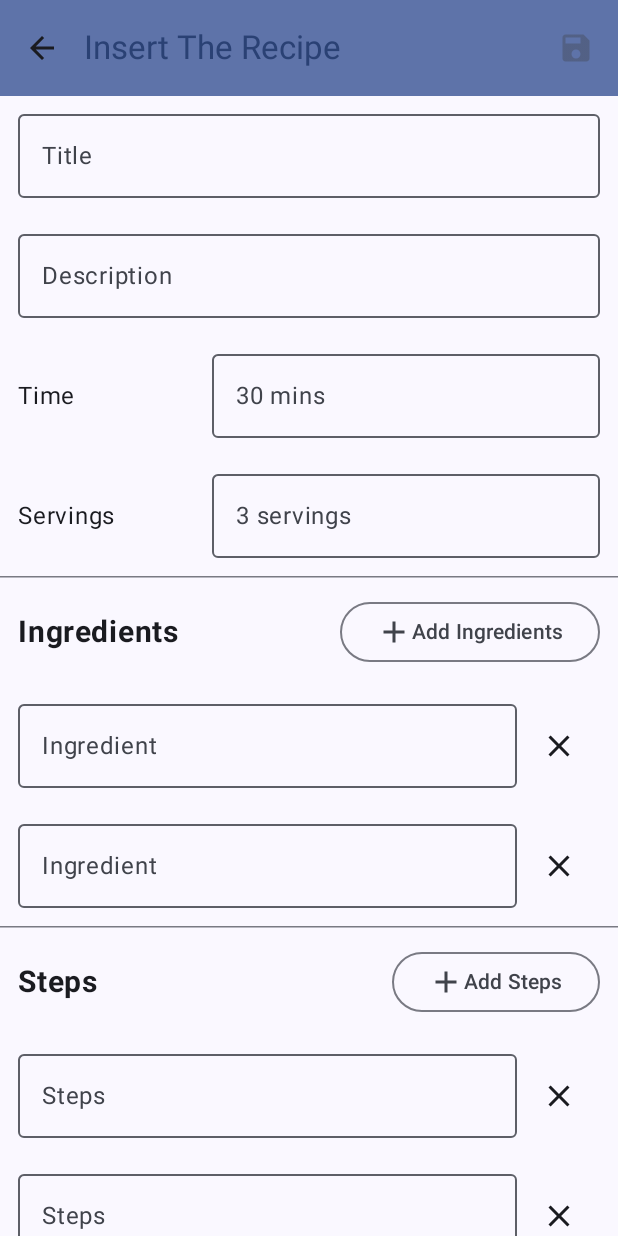
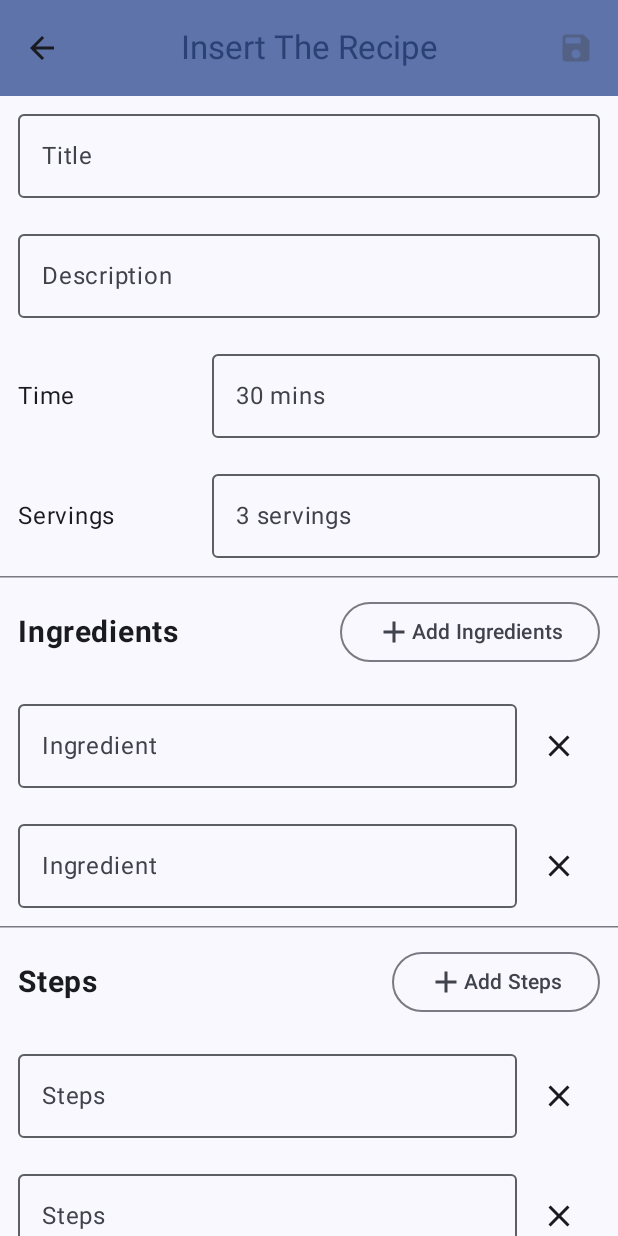
Before and after one commit to LinaXue/RecipeList, an Android app built with Jetpack Compose: the screen it shows after launch (MainActivity), after a tap on "Add the recipe.", on a phone screen of 412 x 824 dp. Run offline under Robolectric (Android 15) with nearby library versions, the phone set to English and light mode, and no system bars; our stand-ins replace Room's generated code.

Commit message:
feat: update UI
調整 TopAppBar 樣式，新增 ModalNavigationDrawer

調整項目:
1. 新增 ModalNavigationDrawer UI
2. 新增 UserPreferencesRepository ( 尚未使用 )

```diff
--- a/app/build.gradle.kts
+++ b/app/build.gradle.kts
@@ -60,6 +60,9 @@ dependencies {
     implementation("androidx.room:room-ktx:$room_version")
     ksp("androidx.room:room-compiler:$room_version")
 
+    // Preferences DataStore
+    implementation("androidx.datastore:datastore-preferences:1.1.1")
+
     // Jetpack Compose integration
     implementation("androidx.navigation:navigation-compose:$nav_version")
 
--- a/app/src/main/java/com/demo/recipelist/RecipeListApp.kt
+++ b/app/src/main/java/com/demo/recipelist/RecipeListApp.kt
@@ -4,12 +4,13 @@ import androidx.compose.material.icons.Icons
 import androidx.compose.material.icons.automirrored.filled.ArrowBack
 import androidx.compose.material.icons.filled.Delete
 import androidx.compose.material.icons.filled.Edit
+import androidx.compose.material.icons.filled.Menu
 import androidx.compose.material.icons.filled.Search
 import androidx.compose.material3.Icon
 import androidx.compose.material3.IconButton
 import androidx.compose.material3.Text
-import androidx.compose.material3.TopAppBar
 import androidx.compose.material.icons.filled.Save
+import androidx.compose.material3.CenterAlignedTopAppBar
 import androidx.compose.material3.ExperimentalMaterial3Api
 import androidx.compose.material3.MaterialTheme
 import androidx.compose.material3.TopAppBarDefaults
@@ -29,8 +30,9 @@ fun RecipeListApp(navController: NavHostController = rememberNavController()) {
 @Composable
 fun RecipeListTopAppBar(
     title: String,
-    canNavigateBack: Boolean,
+    canNavigateBack: Boolean = false,
     navigateUp: () -> Unit = {},
+    showModalNavigationDrawer: () -> Unit = {},
     saveButton: Boolean = false,
     saveEnable: Boolean = false,
     onSaveClick: () -> Unit = {},
@@ -41,7 +43,7 @@ fun RecipeListTopAppBar(
     searchButton: Boolean = false,
     onSearchClick: () -> Unit = {}
 ) {
-    TopAppBar(
+    CenterAlignedTopAppBar(
         title = { Text(title) },
         colors = TopAppBarDefaults.topAppBarColors(
             containerColor = MaterialTheme.colorScheme.primaryContainer,
@@ -52,7 +54,14 @@ fun RecipeListTopAppBar(
                 IconButton(onClick = navigateUp) {
                     Icon(
                         imageVector = Icons.AutoMirrored.Filled.ArrowBack,
-                        contentDescription = "NavigationIcon description"
+                        contentDescription = "Back"
+                    )
+                }
+            } else {
+                IconButton(onClick = showModalNavigationDrawer) {
+                    Icon(
+                        imageVector = Icons.Filled.Menu,
+                        contentDescription = "List"
                     )
                 }
             }
@@ -72,7 +81,6 @@ fun RecipeListTopAppBar(
                     enabled = saveEnable,
                 ) {
                     Icon(
-                        // painter = painterResource(R.drawable.baseline_save_24),
                         imageVector = Icons.Filled.Save,
                         contentDescription = "Save"
                     )
@@ -105,7 +113,7 @@ fun RecipeListTopAppBarPreview() {
     RecipeListTheme {
         RecipeListTopAppBar(
             title = "TEST Screen",
-            canNavigateBack = true,
+            canNavigateBack = false,
             editButton = true,
             deleteButton = true,
         )
--- a/app/src/main/java/com/demo/recipelist/RecipeListApplication.kt
+++ b/app/src/main/java/com/demo/recipelist/RecipeListApplication.kt
@@ -1,12 +1,20 @@
 package com.demo.recipelist
 
 import android.app.Application
+import android.content.Context
+import androidx.datastore.core.DataStore
+import androidx.datastore.preferences.core.Preferences
+import androidx.datastore.preferences.preferencesDataStore
 import com.demo.recipelist.data.AppContainer
 import com.demo.recipelist.data.AppDataContainer
+import com.demo.recipelist.data.UserPreferencesRepository
 
-class RecipeListApplication: Application() {
+private const val LAYOUT_PREFERENCE_NAME = "layout_preferences"
+private val Context.dataStore: DataStore<Preferences> by preferencesDataStore(
+    name = LAYOUT_PREFERENCE_NAME
+)
 
-    /*
+/*
     The Application class is the base class for maintaining global application state.
     It contains all other components such as activities and services.
     The Application class, or any subclass of the Application class, is instantiated
@@ -17,12 +25,15 @@ class RecipeListApplication: Application() {
     所以在不同的 Activity 、 Service 中獲得的都是同一個實例。
     Application class 以及他的子類會在其他 class 之前先被實體化，主要用來初始化全域狀態、保存靜態
     變數，進行如資料傳遞、資料共享等操作。
-    */
+*/
+
+class RecipeListApplication: Application() {
 
     lateinit var container: AppContainer
 
     override fun onCreate() {
         super.onCreate()
         container = AppDataContainer(this)
+        container.userPreferencesRepository = UserPreferencesRepository(dataStore)
     }
 }
--- a/app/src/main/java/com/demo/recipelist/data/AppContainer.kt
+++ b/app/src/main/java/com/demo/recipelist/data/AppContainer.kt
@@ -4,10 +4,13 @@ import android.content.Context
 
 interface AppContainer {
     val recipeRepository: RecipeRepository
+    var userPreferencesRepository: UserPreferencesRepository
 }
 
 class AppDataContainer(private val context: Context): AppContainer {
     override val recipeRepository: RecipeRepository by lazy {
         OfflineRecipeRepository(RecipeDatabase.getDatabase(context).recipeDao())
     }
+
+    override lateinit var userPreferencesRepository: UserPreferencesRepository
 }
--- /dev/null
+++ b/app/src/main/java/com/demo/recipelist/data/UserPreferencesRepository.kt
@@ -0,0 +1,51 @@
+package com.demo.recipelist.data
+
+import android.util.Log
+import androidx.datastore.core.DataStore
+import androidx.datastore.core.IOException
+import androidx.datastore.preferences.core.Preferences
+import androidx.datastore.preferences.core.booleanPreferencesKey
+import androidx.datastore.preferences.core.edit
+import androidx.datastore.preferences.core.emptyPreferences
+import kotlinx.coroutines.flow.Flow
+import kotlinx.coroutines.flow.catch
+import kotlinx.coroutines.flow.map
+
+class UserPreferencesRepository(
+    private val dataStore: DataStore<Preferences>
+){
+    private companion object {
+        const val TAG = "UserPreferencesRepo"
+        val IS_LINEAR_LAYOUT = booleanPreferencesKey("is_linear_layout")
+    }
+
+    // 寫入 Preferences DataStore >>
+    // 將 lambda 傳遞至 edit() 即可在 DataStore 中建立和更新值
+    // lambda 會傳遞 MutablePreferences 的執行個體，用於更新 DataStore 中的值。
+    // 注意：除非呼叫這個函式且已設定值，否則該值不會存在於 DataStore 中。
+    // 在 edit() 中設定鍵/值組合，即會定義並初始化該值，直至 App 的快取或資料遭到清除為止。
+    suspend fun saveLayoutPreference(isLinearLayout: Boolean) {
+        dataStore.edit { preferences ->
+            preferences[IS_LINEAR_LAYOUT] = isLinearLayout
+        }
+    }
+
+    // 從 Preferences DataStore 讀取 >>
+    // dataStore.data 屬性是 Preferences 物件的 Flow。Preferences 物件包含 DataStore 中的所有鍵/值組合。
+    // 可使用 map() 將 Flow<Preferences> 轉換為 Flow<Boolean>，指定定義的索引鍵，以取得版面配置偏好設定
+    val isLinearLayout: Flow<Boolean> = dataStore.data
+        .catch {
+            if(it is IOException) {
+                Log.e(TAG, "Error reading preferences.", it)
+                emit(emptyPreferences())
+            } else {
+                throw it
+            }
+        }
+        .map { preferences ->
+            // 在定義並初始化偏好設定之前，DataStore 中不存在偏好設定。
+            // 因此必須確認偏好設定確實存在，如果沒有預設值，則須提供預設值。
+            // 尚未呼叫 saveLayoutPreference，preferences[IS_LINEAR_LAYOUT]不一定存在
+            preferences[IS_LINEAR_LAYOUT] ?: true
+        }
+}
--- a/app/src/main/java/com/demo/recipelist/ui/HomeScreen.kt
+++ b/app/src/main/java/com/demo/recipelist/ui/HomeScreen.kt
@@ -1,28 +1,43 @@
 package com.demo.recipelist.ui
 
 import android.util.Log
-import android.widget.Toast
 import androidx.compose.foundation.clickable
-import androidx.compose.foundation.layout.Arrangement
 import androidx.compose.foundation.layout.Column
 import androidx.compose.foundation.layout.PaddingValues
+import androidx.compose.foundation.layout.Spacer
 import androidx.compose.foundation.layout.fillMaxSize
-import androidx.compose.foundation.layout.fillMaxWidth
+import androidx.compose.foundation.layout.height
 import androidx.compose.foundation.layout.padding
+import androidx.compose.foundation.layout.width
 import androidx.compose.foundation.lazy.LazyColumn
 import androidx.compose.foundation.lazy.items
+import androidx.compose.foundation.rememberScrollState
+import androidx.compose.foundation.verticalScroll
 import androidx.compose.material.icons.Icons
+import androidx.compose.material.icons.filled.AccountCircle
 import androidx.compose.material.icons.filled.Add
+import androidx.compose.material.icons.filled.Favorite
+import androidx.compose.material.icons.filled.PushPin
+import androidx.compose.material.icons.filled.Settings
+import androidx.compose.material3.DrawerValue
 import androidx.compose.material3.FloatingActionButton
 import androidx.compose.material3.HorizontalDivider
 import androidx.compose.material3.Icon
 import androidx.compose.material3.ListItem
 import androidx.compose.material3.MaterialTheme
+import androidx.compose.material3.ModalDrawerSheet
+import androidx.compose.material3.ModalNavigationDrawer
+import androidx.compose.material3.NavigationDrawerItem
+import androidx.compose.material3.NavigationDrawerItemDefaults
 import androidx.compose.material3.Scaffold
 import androidx.compose.material3.Text
+import androidx.compose.material3.rememberDrawerState
 import androidx.compose.runtime.Composable
 import androidx.compose.runtime.collectAsState
 import androidx.compose.runtime.getValue
+import androidx.compose.runtime.mutableStateOf
+import androidx.compose.runtime.remember
+import androidx.compose.runtime.rememberCoroutineScope
 import androidx.compose.ui.Alignment
 import androidx.compose.ui.Modifier
 import androidx.compose.ui.res.stringResource
@@ -35,11 +50,20 @@ import com.demo.recipelist.RecipeListTopAppBar
 import com.demo.recipelist.data.Recipe
 import com.demo.recipelist.ui.navigation.NavigationDestination
 import com.demo.recipelist.ui.theme.RecipeListTheme
+import kotlinx.coroutines.launch
 
 object HomeDestination : NavigationDestination {
     override val route = "home_screen"
     override val titleRes =  R.string.home_screen_title
 }
+
+val items =
+    listOf(
+        Icons.Default.AccountCircle,
+        Icons.Default.Favorite,
+        Icons.Default.PushPin,
+        Icons.Default.Settings,
+    )
 
 @Composable
 fun HomeScreen(
@@ -48,12 +72,44 @@ fun HomeScreen(
     viewModel: HomeViewModel = viewModel(factory = AppViewModelProvider.Factory)
 ) {
     val homeUiState by viewModel.homeUiState.collectAsState()
+    val drawerState = rememberDrawerState(initialValue = DrawerValue.Closed)
+    val scope = rememberCoroutineScope()
+    val selectedItem = remember { mutableStateOf(items[0]) }
 
+    ModalNavigationDrawer(
+        drawerState = drawerState,
+        drawerContent = {
+            ModalDrawerSheet(modifier = Modifier.width(250.dp)) {
+                Column(Modifier.verticalScroll(rememberScrollState())) {
+                    Spacer(Modifier.height(12.dp))
+                    items.forEach { item ->
+                        NavigationDrawerItem(
+                            icon = { Icon(item, contentDescription = null) },
+                            label = { Text(item.name.substringAfterLast(".")) },
+                            selected = item == selectedItem.value,
+                            onClick = {
+                                scope.launch { drawerState.close() }
+                                selectedItem.value = item
+                            },
+                            modifier = Modifier.padding(NavigationDrawerItemDefaults.ItemPadding)
+                        )
+                    }
+                }
+            }
+        },
+    ) {
         Scaffold(
             topBar = {
                 RecipeListTopAppBar(
                     title = stringResource(HomeDestination.titleRes),
                     canNavigateBack = false,
+                    showModalNavigationDrawer = {
+                        scope.launch {
+                            drawerState.apply {
+                                if (isClosed) open() else close()
+                            }
+                        }
+                    },
                     searchButton = true,
                     onSearchClick = { /*TODO*/ }
                 )
@@ -69,6 +125,7 @@ fun HomeScreen(
                 onRecipeClick = navigateToRecipeDetails,
                 contentPadding = it
             )
+        }
     }
 }
 
```
Also changed, not shown: app/src/main/java/com/demo/recipelist/ui/navigation/Navigation.kt (+7 -0 lines). Lines whose indentation alone changed are shown as unchanged.
